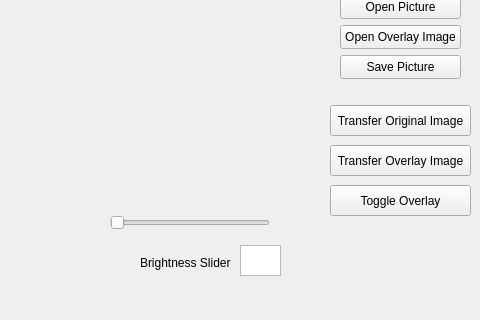
This is Lab4/mainwindow.ui in nrufh001/ECE484W_Assignments as Qt 5 draws it before an edit; both pictures show x 320 to 800 and y 175 to 495 of the 800 by 600 pixel window. The edited form follows.
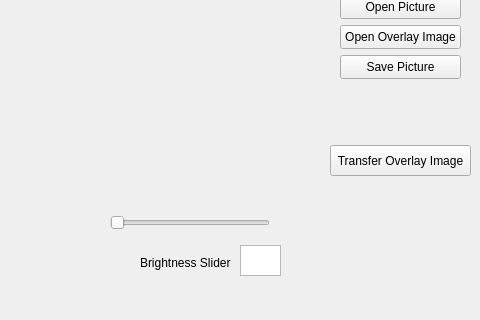
This is the edited form.

```diff
--- a/Lab4/mainwindow.ui
+++ b/Lab4/mainwindow.ui
@@ -191,19 +191,6 @@
      <string>Save Picture</string>
     </property>
    </widget>
-   <widget class="QPushButton" name="transferImageButton">
-    <property name="geometry">
-     <rect>
-      <x>650</x>
-      <y>280</y>
-      <width>141</width>
-      <height>31</height>
-     </rect>
-    </property>
-    <property name="text">
-     <string>Transfer Original Image</string>
-    </property>
-   </widget>
    <widget class="QPushButton" name="transferImageButton2">
     <property name="geometry">
      <rect>
@@ -217,19 +204,6 @@
      <string>Transfer Overlay Image</string>
     </property>
    </widget>
-   <widget class="QPushButton" name="toggleOverlayButton">
-    <property name="geometry">
-     <rect>
-      <x>650</x>
-      <y>360</y>
-      <width>141</width>
-      <height>31</height>
-     </rect>
-    </property>
-    <property name="text">
-     <string>Toggle Overlay</string>
-    </property>
-   </widget>
    <widget class="QLabel" name="label_overlay">
     <property name="geometry">
      <rect>
```
